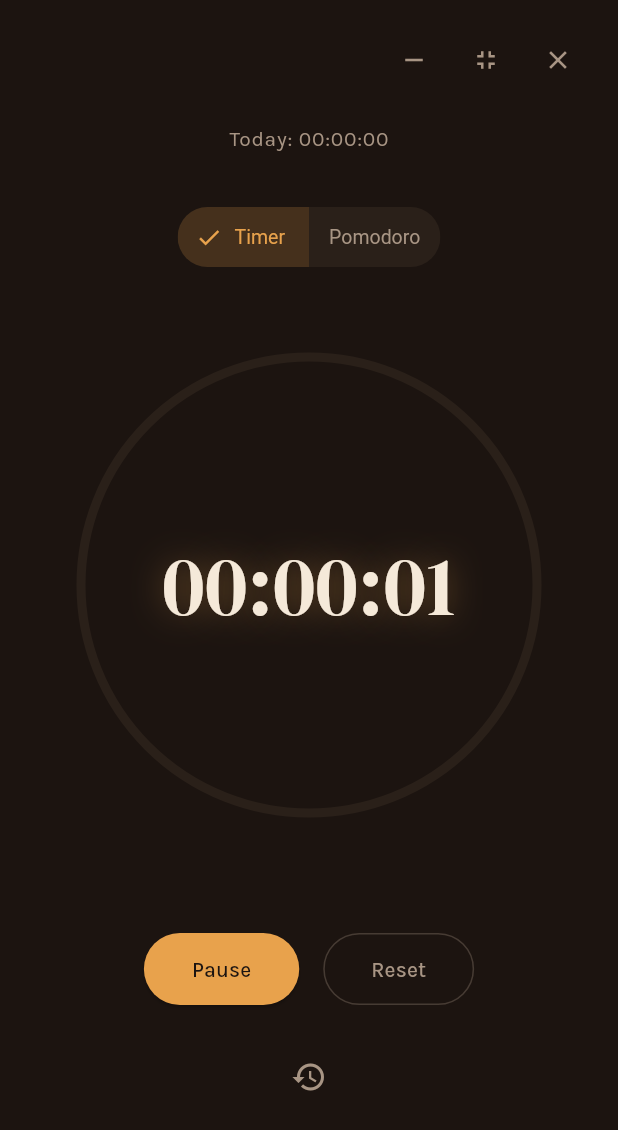
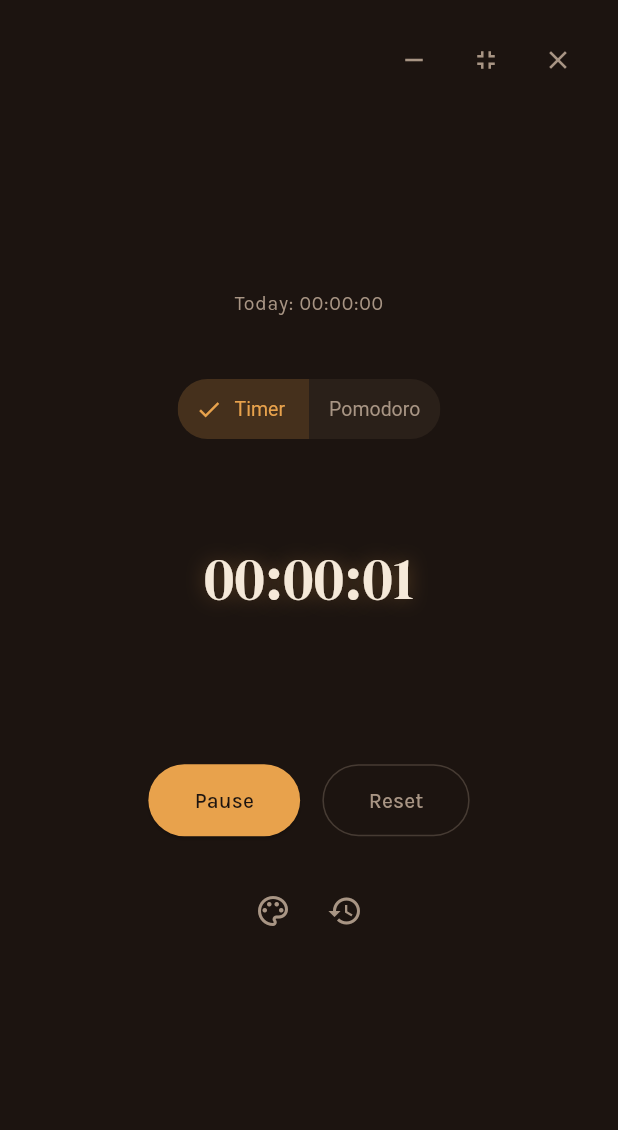
Before and after one commit to MK2105-create/study_timer, a Flutter app: the screen it shows after launch, after a tap on "Start", on a phone screen of 412 x 824 dp. Shown: the top 1130 px of the screen. Run offline on Flutter 3.47's test engine with Material 3 defaults, Android fonts, the phone set to English and light mode, and no system bars; our stand-ins replace google_fonts, shared_preferences; missing offline and left inert: window_manager; statements that could not run were skipped.

Commit message:
Replace flip clock with selectable Minimal/LED styles, add responsive fullscreen sizing

```diff
--- a/lib/main.dart
+++ b/lib/main.dart
@@ -1,12 +1,10 @@
 import 'dart:async';
 import 'dart:convert';
-import 'dart:math' as math;
 import 'package:flutter/material.dart';
 import 'package:google_fonts/google_fonts.dart';
 import 'package:shared_preferences/shared_preferences.dart';
 import 'package:window_manager/window_manager.dart';
 
-// Warm palette — defined once at the top level so every screen can reuse it.
 const bgColor = Color(0xFF1C1410);
 const surfaceColor = Color(0xFF2A2019);
 const accentColor = Color(0xFFE8A24C);
@@ -19,7 +17,7 @@ void main() async {
   await windowManager.ensureInitialized();
 
   WindowOptions windowOptions = const WindowOptions(
-    size: Size(420, 700), // fallback size; overridden by setFullScreen below
+    size: Size(420, 700),
     center: true,
     backgroundColor: Colors.transparent,
     titleBarStyle: TitleBarStyle.hidden,
@@ -27,7 +25,7 @@ void main() async {
   windowManager.waitUntilReadyToShow(windowOptions, () async {
     await windowManager.show();
     await windowManager.focus();
-    await windowManager.setFullScreen(true); // NEW — launches fullscreen
+    await windowManager.setFullScreen(true);
   });
 
   runApp(const StudyTimerApp());
@@ -58,6 +56,7 @@ class StudyTimerApp extends StatelessWidget {
 }
 
 enum TimerMode { stopwatch, pomodoro }
+enum ClockStyle { minimal, led }
 
 class StudySession {
   final int durationSeconds;
@@ -92,6 +91,7 @@ class TimerScreen extends StatefulWidget {
 
 class _TimerScreenState extends State<TimerScreen> with WindowListener {
   TimerMode _mode = TimerMode.stopwatch;
+  ClockStyle _clockStyle = ClockStyle.minimal;
   int _elapsedSeconds = 0;
   int _pomodoroDurationMinutes = 25;
   late int _remainingSeconds;
@@ -106,6 +106,7 @@ class _TimerScreenState extends State<TimerScreen> with WindowListener {
     windowManager.addListener(this);
     _remainingSeconds = _pomodoroDurationMinutes * 60;
     _loadSessions();
+    _loadPreferences();
   }
 
   Future<void> _loadSessions() async {
@@ -124,6 +125,54 @@ class _TimerScreenState extends State<TimerScreen> with WindowListener {
     final String encoded =
         jsonEncode(_sessions.map((s) => s.toJson()).toList());
     await prefs.setString('sessions', encoded);
+  }
+
+  Future<void> _loadPreferences() async {
+    final prefs = await SharedPreferences.getInstance();
+    final styleStr = prefs.getString('clockStyle');
+    if (styleStr != null) {
+      setState(() {
+        _clockStyle = ClockStyle.values.byName(styleStr);
+      });
+    }
+  }
+
+  Future<void> _setClockStyle(ClockStyle style) async {
+    setState(() => _clockStyle = style);
+    final prefs = await SharedPreferences.getInstance();
+    await prefs.setString('clockStyle', style.name);
+  }
+
+  void _openStylePicker() {
+    showDialog(
+      context: context,
+      builder: (context) => SimpleDialog(
+        backgroundColor: surfaceColor,
+        title: Text('Clock style', style: TextStyle(color: creamText)),
+        children: [
+          RadioListTile<ClockStyle>(
+            title: Text('Minimal', style: TextStyle(color: creamText)),
+            value: ClockStyle.minimal,
+            groupValue: _clockStyle,
+            activeColor: accentColor,
+            onChanged: (v) {
+              if (v != null) _setClockStyle(v);
+              Navigator.pop(context);
+            },
+          ),
+          RadioListTile<ClockStyle>(
+            title: Text('LED', style: TextStyle(color: creamText)),
+            value: ClockStyle.led,
+            groupValue: _clockStyle,
+            activeColor: accentColor,
+            onChanged: (v) {
+              if (v != null) _setClockStyle(v);
+              Navigator.pop(context);
+            },
+          ),
+        ],
+      ),
+    );
   }
 
   void _startTimer() {
@@ -229,22 +278,11 @@ class _TimerScreenState extends State<TimerScreen> with WindowListener {
         .fold(0, (sum, s) => sum + s.durationSeconds);
   }
 
-  double get _pomodoroProgress {
-    final total = _pomodoroDurationMinutes * 60;
-    if (total == 0) return 0;
-    return (total - _remainingSeconds) / total;
-  }
-
   @override
   void dispose() {
     windowManager.removeListener(this);
     _timer?.cancel();
     super.dispose();
-  }
-
-  @override
-  void onWindowRestore() {
-    windowManager.setFullScreen(true);
   }
 
   void _openHistory() {
@@ -256,7 +294,6 @@ class _TimerScreenState extends State<TimerScreen> with WindowListener {
     );
   }
 
-  // NEW — toggles fullscreen off, so there's always a way out.
   Future<void> _exitFullscreen() async {
     final isFullscreen = await windowManager.isFullScreen();
     await windowManager.setFullScreen(!isFullscreen);
@@ -271,11 +308,24 @@ class _TimerScreenState extends State<TimerScreen> with WindowListener {
     await windowManager.minimize();
   }
 
+  @override
+  void onWindowRestore() {
+    windowManager.setFullScreen(true);
+  }
 
   @override
   Widget build(BuildContext context) {
     final displaySeconds =
         _mode == TimerMode.stopwatch ? _elapsedSeconds : _remainingSeconds;
+
+    // Responsive sizing — computed as a fraction of the ACTUAL screen
+    // size, clamped to sane min/max bounds, instead of fixed pixel
+    // values tuned for one specific window size.
+    final screenSize = MediaQuery.of(context).size;
+    final clockFontSize = (screenSize.width * 0.065).clamp(40.0, 130.0);
+    final labelFontSize = (screenSize.width * 0.013).clamp(13.0, 20.0);
+    final buttonFontSize = (screenSize.width * 0.015).clamp(14.0, 22.0);
+    final sectionSpacing = (screenSize.height * 0.045).clamp(20.0, 64.0);
 
     return Scaffold(
       body: Stack(
@@ -288,11 +338,11 @@ class _TimerScreenState extends State<TimerScreen> with WindowListener {
                   'Today: ${_formatTime(_todaysTotalSeconds)}',
                   style: TextStyle(
                     color: mutedText,
-                    fontSize: 14,
+                    fontSize: labelFontSize,
                     letterSpacing: 0.5,
                   ),
                 ),
-                const SizedBox(height: 32),
+                SizedBox(height: sectionSpacing),
                 SegmentedButton<TimerMode>(
                   style: SegmentedButton.styleFrom(
                     backgroundColor: surfaceColor,
@@ -300,9 +350,9 @@ class _TimerScreenState extends State<TimerScreen> with WindowListener {
                     selectedBackgroundColor: accentColor.withOpacity(0.2),
                     selectedForegroundColor: accentColor,
                     side: BorderSide.none,
-                    padding:
-                        const EdgeInsets.symmetric(horizontal: 8, vertical: 4),
-                    textStyle: const TextStyle(fontSize: 13),
+                    padding: const EdgeInsets.symmetric(
+                        horizontal: 8, vertical: 4),
+                    textStyle: TextStyle(fontSize: labelFontSize),
                   ),
                   segments: const [
                     ButtonSegment(
@@ -315,50 +365,27 @@ class _TimerScreenState extends State<TimerScreen> with WindowListener {
                     _switchMode(newSelection.first);
                   },
                 ),
-                const SizedBox(height: 48),
-                SizedBox(
-                  width: 320,
-                  height: 320,
-                  child: Stack(
-                    alignment: Alignment.center,
-                    children: [
-                      CustomPaint(
-                        size: const Size(320, 320),
-                        painter: _RingPainter(
-                          progress:
-                              _mode == TimerMode.pomodoro ? _pomodoroProgress : 0,
-                          color: accentColor,
-                          trackColor: surfaceColor,
-                        ),
-                      ),
-                      Text(
-                        _formatTime(displaySeconds),
-                        style: GoogleFonts.dmSerifDisplay(
-                          fontSize: 56,
-                          color: creamText,
-                          shadows: [
-                            Shadow(
-                              color: accentColor.withOpacity(0.35),
-                              blurRadius: 28,
-                            ),
-                          ],
-                        ),
-                      ),
-                    ],
-                  ),
-                ),
-                const SizedBox(height: 32),
+                SizedBox(height: sectionSpacing * 1.6),
+                _clockStyle == ClockStyle.led
+                    ? buildLedClock(
+                        _formatTime(displaySeconds), clockFontSize, accentColor)
+                    : buildMinimalClock(
+                        _formatTime(displaySeconds), clockFontSize, creamText),
+                SizedBox(height: sectionSpacing * 1.6),
                 if (_mode == TimerMode.pomodoro && !_isRunning)
                   Row(
                     mainAxisAlignment: MainAxisAlignment.center,
                     children: [
-                      Text('Duration: ', style: TextStyle(color: mutedText)),
+                      Text('Duration: ',
+                          style: TextStyle(
+                              color: mutedText, fontSize: labelFontSize)),
                       DropdownButton<int>(
                         value: _pomodoroDurationMinutes,
                         dropdownColor: surfaceColor,
-                        style: TextStyle(color: creamText),
-                        underline:
-                            Container(height: 1, color: mutedText.withOpacity(0.3)),
+                        style: TextStyle(
+                            color: creamText, fontSize: labelFontSize),
+                        underline: Container(
+                            height: 1, color: mutedText.withOpacity(0.3)),
                         items: [15, 20, 25, 30, 45, 60]
                             .map((m) => DropdownMenuItem(
                                 value: m, child: Text('$m min')))
@@ -373,7 +400,7 @@ class _TimerScreenState extends State<TimerScreen> with WindowListener {
                       ),
                     ],
                   ),
-                const SizedBox(height: 40),
+                SizedBox(height: sectionSpacing),
                 Row(
                   mainAxisAlignment: MainAxisAlignment.center,
                   children: [
@@ -381,41 +408,52 @@ class _TimerScreenState extends State<TimerScreen> with WindowListener {
                       style: ElevatedButton.styleFrom(
                         backgroundColor: accentColor,
                         foregroundColor: bgColor,
-                        padding: const EdgeInsets.symmetric(
-                            horizontal: 32, vertical: 14),
+                        padding: EdgeInsets.symmetric(
+                            horizontal: buttonFontSize * 2.2,
+                            vertical: buttonFontSize),
                         shape: RoundedRectangleBorder(
                             borderRadius: BorderRadius.circular(30)),
                       ),
                       onPressed: _isRunning ? _pauseTimer : _startTimer,
-                      child: Text(_isRunning ? 'Pause' : 'Start'),
+                      child: Text(_isRunning ? 'Pause' : 'Start',
+                          style: TextStyle(fontSize: buttonFontSize)),
                     ),
-                    const SizedBox(width: 16),
+                    SizedBox(width: sectionSpacing * 0.4),
                     OutlinedButton(
                       style: OutlinedButton.styleFrom(
                         foregroundColor: mutedText,
                         side: BorderSide(color: mutedText.withOpacity(0.3)),
-                        padding: const EdgeInsets.symmetric(
-                            horizontal: 32, vertical: 14),
+                        padding: EdgeInsets.symmetric(
+                            horizontal: buttonFontSize * 2.2,
+                            vertical: buttonFontSize),
                         shape: RoundedRectangleBorder(
                             borderRadius: BorderRadius.circular(30)),
                       ),
                       onPressed: _resetTimer,
-                      child: const Text('Reset'),
+                      child: Text('Reset',
+                          style: TextStyle(fontSize: buttonFontSize)),
                     ),
                   ],
                 ),
-                const SizedBox(height: 24),
+                SizedBox(height: sectionSpacing * 0.7),
+                Row(
+                  mainAxisAlignment: MainAxisAlignment.center,
+                  children: [
+                    IconButton(
+                      icon: Icon(Icons.palette_outlined, color: mutedText),
+                      onPressed: _openStylePicker,
+                      tooltip: 'Clock style',
+                    ),
                     IconButton(
                       icon: Icon(Icons.history, color: mutedText),
                       onPressed: _openHistory,
+                      tooltip: 'History',
+                    ),
+                  ],
                 ),
               ],
             ),
           ),
-
-          // Custom window controls — since we're borderless/fullscreen,
-          // Windows' native minimize/maximize/close buttons don't exist
-          // anymore. We rebuild all three ourselves, styled to match.
           Positioned(
             top: 16,
             right: 16,
@@ -427,7 +465,8 @@ class _TimerScreenState extends State<TimerScreen> with WindowListener {
                   tooltip: 'Minimize',
                 ),
                 IconButton(
-                  icon: Icon(Icons.fullscreen_exit, color: mutedText, size: 20),
+                  icon:
+                      Icon(Icons.fullscreen_exit, color: mutedText, size: 20),
                   onPressed: _exitFullscreen,
                   tooltip: 'Exit fullscreen',
                 ),
@@ -445,50 +484,138 @@ class _TimerScreenState extends State<TimerScreen> with WindowListener {
   }
 }
 
-class _RingPainter extends CustomPainter {
-  final double progress;
-  final Color color;
-  final Color trackColor;
+// STYLE 1 — Minimal: plain large serif digits, no card, no background.
+// The simplest possible rendering — practically impossible to render
+// incorrectly since it's just a single Text widget.
+Widget buildMinimalClock(String formatted, double fontSize, Color textColor) {
+  return Text(
+    formatted,
+    style: GoogleFonts.dmSerifDisplay(
+      fontSize: fontSize,
+      color: textColor,
+      shadows: [
+        Shadow(color: accentColor.withOpacity(0.3), blurRadius: fontSize * 0.4),
+      ],
+      fontFeatures: const [FontFeature.tabularFigures()],
+    ),
+  );
+}
 
-  _RingPainter({
-    required this.progress,
-    required this.color,
-    required this.trackColor,
+// STYLE 2 — LED: classic 7-segment digital clock look.
+// Each digit is 7 rectangles that are either "on" (lit) or "off" (dim),
+// based on a fixed lookup table — no clipping, no font metrics, no
+// animation timing to get wrong. Just solid shapes and a color switch.
+const Map<String, Set<String>> _segmentMap = {
+  '0': {'a', 'b', 'c', 'd', 'e', 'f'},
+  '1': {'b', 'c'},
+  '2': {'a', 'b', 'g', 'e', 'd'},
+  '3': {'a', 'b', 'g', 'c', 'd'},
+  '4': {'f', 'g', 'b', 'c'},
+  '5': {'a', 'f', 'g', 'c', 'd'},
+  '6': {'a', 'f', 'g', 'e', 'c', 'd'},
+  '7': {'a', 'b', 'c'},
+  '8': {'a', 'b', 'c', 'd', 'e', 'f', 'g'},
+  '9': {'a', 'b', 'c', 'd', 'f', 'g'},
+};
+
+Widget buildLedClock(String formatted, double fontSize, Color onColor) {
+  final digitWidth = fontSize * 0.62;
+  final digitHeight = fontSize * 1.3;
+  final offColor = onColor.withOpacity(0.08);
+
+  return Row(
+    mainAxisAlignment: MainAxisAlignment.center,
+    children: formatted.split('').map((char) {
+      if (char == ':') {
+        return SizedBox(
+          width: fontSize * 0.28,
+          height: digitHeight,
+          child: Center(
+            child: Text(
+              ':',
+              style: TextStyle(
+                fontSize: fontSize * 0.55,
+                color: onColor,
+                fontWeight: FontWeight.bold,
+              ),
+            ),
+          ),
+        );
+      }
+      return Padding(
+        padding: EdgeInsets.symmetric(horizontal: fontSize * 0.035),
+        child: SevenSegmentDigit(
+          digit: char,
+          width: digitWidth,
+          height: digitHeight,
+          onColor: onColor,
+          offColor: offColor,
+        ),
+      );
+    }).toList(),
+  );
+}
+
+class SevenSegmentDigit extends StatelessWidget {
+  final String digit;
+  final double width;
+  final double height;
+  final Color onColor;
+  final Color offColor;
+
+  const SevenSegmentDigit({
+    super.key,
+    required this.digit,
+    required this.width,
+    required this.height,
+    required this.onColor,
+    required this.offColor,
   });
 
   @override
-  void paint(Canvas canvas, Size size) {
-    final center = Offset(size.width / 2, size.height / 2);
-    final radius = size.width / 2 - 8;
+  Widget build(BuildContext context) {
+    final segsOn = _segmentMap[digit] ?? <String>{};
+    final t = width * 0.18; // segment thickness
+    final margin = width * 0.10; // side margin for horizontal segments
+    final segW = width - margin * 2; // horizontal segment length
+    final vSegH = (height - t * 1.6) / 2; // vertical segment length
+    final radius = t * 0.35;
 
-    final trackPaint = Paint()
-      ..color = trackColor
-      ..style = PaintingStyle.stroke
-      ..strokeWidth = 6
-      ..strokeCap = StrokeCap.round;
-    canvas.drawCircle(center, radius, trackPaint);
-
-    final progressPaint = Paint()
-      ..color = color
-      ..style = PaintingStyle.stroke
-      ..strokeWidth = 6
-      ..strokeCap = StrokeCap.round;
-
-    const startAngle = -math.pi / 2;
-    final sweepAngle = 2 * math.pi * progress;
-
-    canvas.drawArc(
-      Rect.fromCircle(center: center, radius: radius),
-      startAngle,
-      sweepAngle,
-      false,
-      progressPaint,
+    Widget seg(String name, double left, double top, double w, double h) {
+      final isOn = segsOn.contains(name);
+      return Positioned(
+        left: left,
+        top: top,
+        child: AnimatedContainer(
+          duration: const Duration(milliseconds: 150),
+          width: w,
+          height: h,
+          decoration: BoxDecoration(
+            color: isOn ? onColor : offColor,
+            borderRadius: BorderRadius.circular(radius),
+            boxShadow: isOn
+                ? [BoxShadow(color: onColor.withOpacity(0.5), blurRadius: 6)]
+                : null,
+          ),
+        ),
       );
     }
 
-  @override
-  bool shouldRepaint(_RingPainter oldDelegate) {
-    return oldDelegate.progress != progress;
+    return SizedBox(
+      width: width,
+      height: height,
+      child: Stack(
+        children: [
+          seg('a', margin, 0, segW, t),
+          seg('f', 0, t * 0.5, t, vSegH),
+          seg('b', width - t, t * 0.5, t, vSegH),
+          seg('g', margin, height / 2 - t / 2, segW, t),
+          seg('e', 0, height / 2 + t * 0.5, t, vSegH),
+          seg('c', width - t, height / 2 + t * 0.5, t, vSegH),
+          seg('d', margin, height - t, segW, t),
+        ],
+      ),
+    );
   }
 }
 
@@ -536,7 +663,8 @@ class HistoryScreen extends StatelessWidget {
                     '${s.completedAt.minute.toString().padLeft(2, '0')}',
                     style: TextStyle(color: mutedText),
                   ),
-                  trailing: Text(s.mode.name, style: TextStyle(color: mutedText)),
+                  trailing:
+                      Text(s.mode.name, style: TextStyle(color: mutedText)),
                 );
               },
             ),
```
Lines whose indentation alone changed are shown as unchanged.
